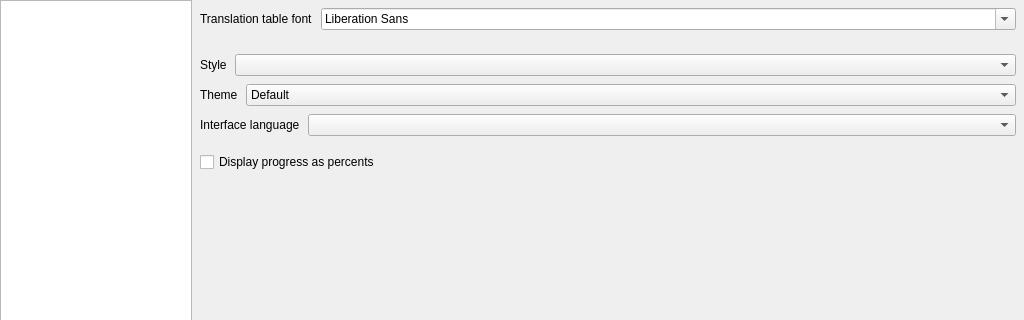
This is src/SettingsWindow/SettingsWindow.ui in RPG-Maker-Translation-Tools/rpgmtranslate-qt as Qt 5 draws it before an edit; both pictures show x 0 to 1024 and y 0 to 320 of the 1024 by 768 pixel window. The edited form follows.
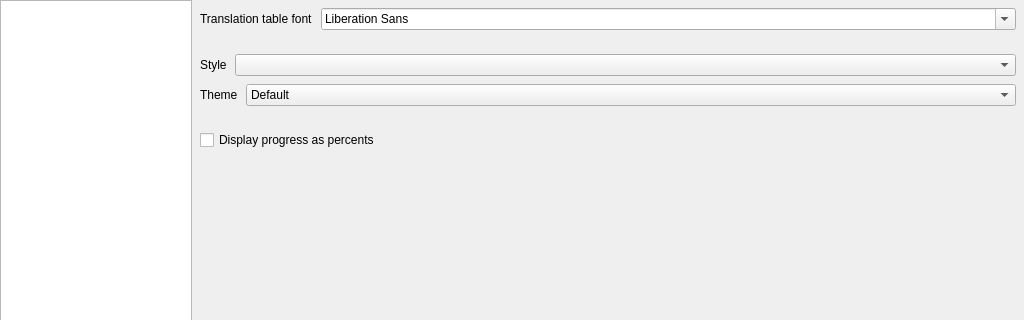
This is the edited form. The open tabs and pages were chosen to show the change. Icons and pictures are not drawn. Custom widgets are drawn as their Qt base class.

```diff
--- a/src/SettingsWindow/SettingsWindow.ui
+++ b/src/SettingsWindow/SettingsWindow.ui
@@ -634,22 +634,6 @@
              <property name="bottomMargin">
               <number>0</number>
              </property>
-             <item>
-              <widget class="QLabel" name="label_47">
-               <property name="sizePolicy">
-                <sizepolicy hsizetype="Maximum" vsizetype="Preferred">
-                 <horstretch>0</horstretch>
-                 <verstretch>0</verstretch>
-                </sizepolicy>
-               </property>
-               <property name="text">
-                <string>Interface language</string>
-               </property>
-              </widget>
-             </item>
-             <item>
-              <widget class="QComboBox" name="languageSelect"/>
-             </item>
             </layout>
            </widget>
           </item>
```
Left out of the diff: 89 changed lines with no effect on the pictures.
